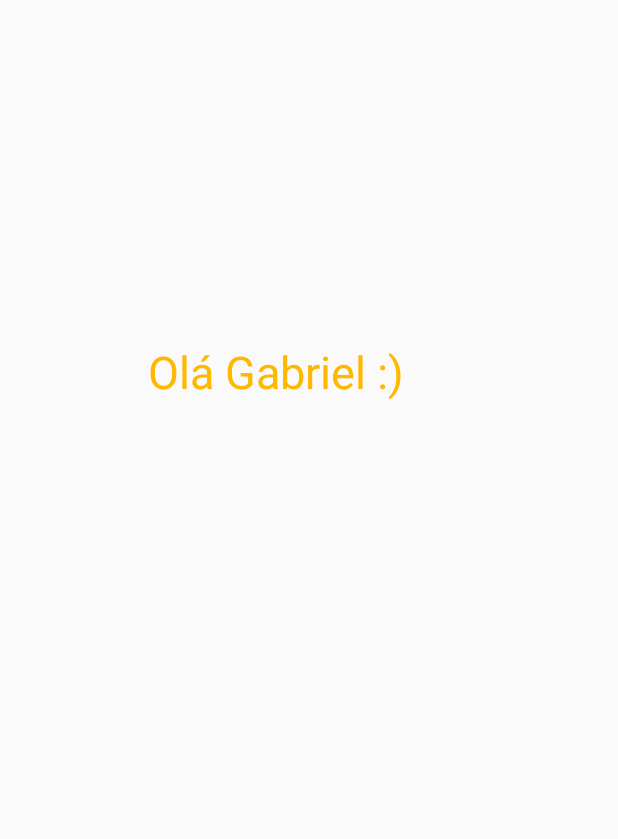
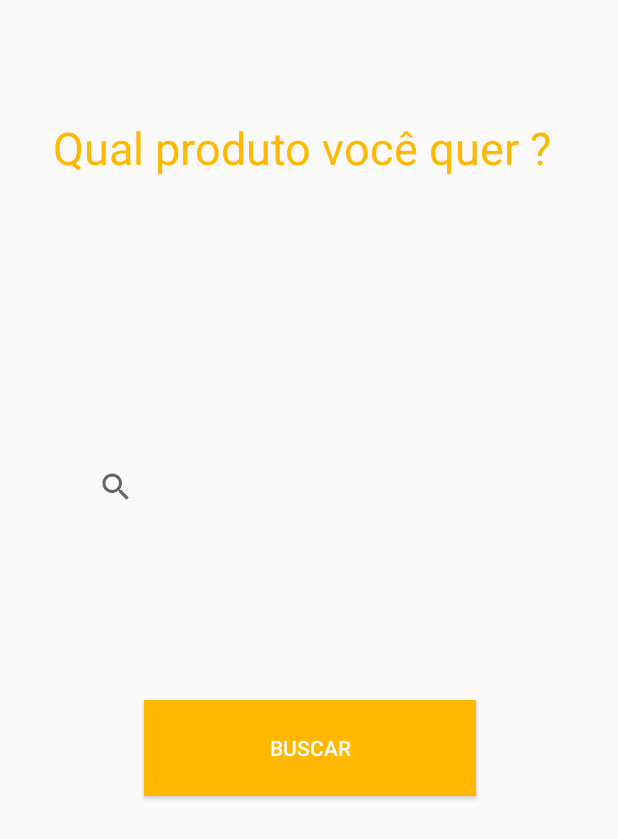
Before and after one commit to gabrielxgabriel/Zappin, an Android app: the screen it shows after launch (HomeActivity), on a phone screen of 412 x 824 dp. Shown: the top 839 px of the screen. Run offline under Robolectric (Android 15) with nearby library versions, the phone set to English and light mode, and no system bars.

Commit message:
Preview da tela de activity_home

```diff
--- a/app/src/main/res/layout/activity_home.xml
+++ b/app/src/main/res/layout/activity_home.xml
@@ -8,14 +8,59 @@
 
 
     <TextView
-        android:layout_width="368dp"
-        android:layout_height="495dp"
+        android:layout_width="343dp"
+        android:layout_height="125dp"
         android:gravity="center"
-        android:text="Olá Gabriel :)"
+        android:text="Qual produto você quer ?"
         android:textColor="?attr/colorPrimary"
         android:textSize="30sp"
-        tools:layout_editor_absoluteX="8dp"
-        tools:layout_editor_absoluteY="8dp" />
+        app:layout_constraintTop_toTopOf="parent"
+        android:layout_marginTop="36dp"
+        android:id="@+id/textView"
+        android:layout_marginLeft="16dp"
+        app:layout_constraintLeft_toLeftOf="parent"
+        android:layout_marginRight="8dp"
+        app:layout_constraintRight_toRightOf="parent"
+        app:layout_constraintHorizontal_bias="0.294" />
+
+    <Button
+        android:id="@+id/button"
+        style="@style/Widget.AppCompat.Button"
+        android:layout_width="221dp"
+        android:layout_height="64dp"
+        android:layout_marginBottom="8dp"
+        android:layout_marginLeft="8dp"
+        android:layout_marginRight="8dp"
+        android:layout_marginTop="65dp"
+        android:background="#ffb700"
+        android:backgroundTint="#ffb700"
+        android:text="Buscar"
+        android:textColor="#ffff"
+        app:layout_constraintBottom_toBottomOf="parent"
+        app:layout_constraintHorizontal_bias="0.503"
+        app:layout_constraintLeft_toLeftOf="parent"
+        app:layout_constraintRight_toRightOf="parent"
+        app:layout_constraintTop_toBottomOf="@+id/searchView"
+        app:layout_constraintVertical_bias="0.0"
+        tools:text="Buscar" />
+
+    <SearchView
+        android:id="@+id/searchView"
+        android:layout_width="307dp"
+        android:layout_height="153dp"
+        android:layout_marginBottom="8dp"
+        android:layout_marginLeft="8dp"
+        android:layout_marginRight="8dp"
+        android:layout_marginTop="8dp"
+        android:gravity="center_vertical|center_horizontal|center"
+        app:layout_constraintBottom_toBottomOf="parent"
+        app:layout_constraintHorizontal_bias="0.508"
+        app:layout_constraintLeft_toLeftOf="parent"
+        app:layout_constraintRight_toRightOf="parent"
+        app:layout_constraintTop_toBottomOf="@+id/textView"
+        app:layout_constraintVertical_bias="0.16">
+
+    </SearchView>
 
 
 </android.support.constraint.ConstraintLayout>
```
